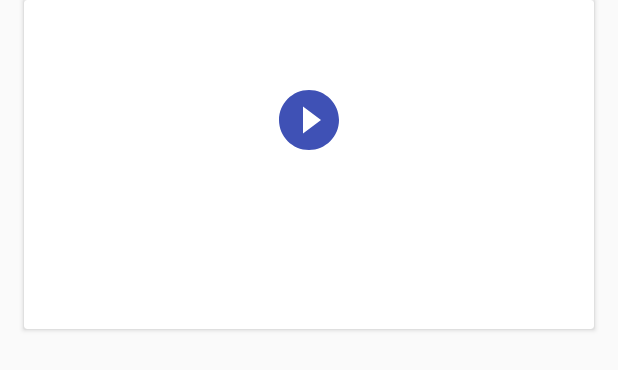
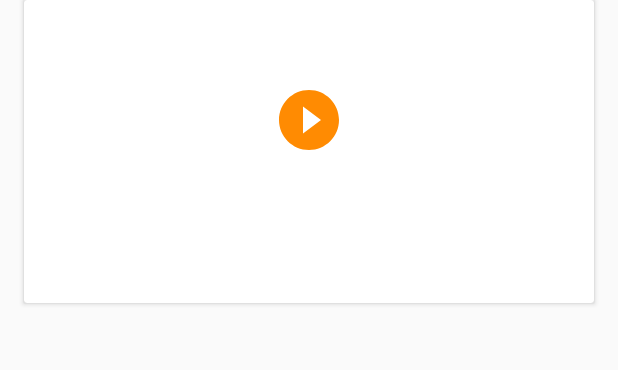
Before and after one commit to jansencalderon/MLearning, an Android app: the layout item_video.xml on its own in the app's theme, with its tools: preview values and no code run, on a phone screen of 412 x 824 dp. Shown: the top 370 px of the screen. Run offline under Robolectric (Android 15) with nearby library versions, the phone set to English and light mode, and no system bars.

Commit message:
Recent Changes

```diff
--- a/app/src/main/java/com/tip/capstone/mlearning/ui/simulation/ReviseSimulationActivity2.java
+++ b/app/src/main/java/com/tip/capstone/mlearning/ui/simulation/ReviseSimulationActivity2.java
@@ -149,8 +149,10 @@ public class ReviseSimulationActivity2 extends AppCompatActivity
                     FlexboxLayout container = (FlexboxLayout) view;
                     container.addView(view1);
                     view1.setVisibility(View.VISIBLE);
-                    MediaPlayer mp = MediaPlayer.create(ReviseSimulationActivity2.this, R.raw.ting);
-                    mp.start();
+                    if(view.getId() != R.id.layout_top_left){
+                        MediaPlayer mp = MediaPlayer.create(ReviseSimulationActivity2.this, R.raw.ting);
+                        mp.start();
+                    }
                 } else {
                     imageView.setVisibility(View.VISIBLE);
                     MediaPlayer mp = MediaPlayer.create(ReviseSimulationActivity2.this, R.raw.engk);
--- a/app/src/main/res/layout/activity_lesson.xml
+++ b/app/src/main/res/layout/activity_lesson.xml
@@ -21,6 +21,7 @@
                 android:layout_height="?attr/actionBarSize"
                 android:background="?attr/colorPrimary"
                 app:layout_scrollFlags="scroll|enterAlways"
+                app:title="Study"
                 app:popupTheme="@style/AppTheme.PopupOverlay">
 
             </android.support.v7.widget.Toolbar>
--- a/app/src/main/res/layout/item_term.xml
+++ b/app/src/main/res/layout/item_term.xml
@@ -26,7 +26,7 @@
             android:text="@{term.title}"
             android:textStyle="bold"
             android:textColor="@color/darkGray"
-            android:textSize="30sp" />
+            android:textSize="24sp" />
 
         <TextView
             android:layout_width="match_parent"
@@ -34,7 +34,6 @@
             android:layout_marginTop="6dp"
             android:text="@{term.objective}"
             android:textColor="@color/gray"
-            android:fontFamily="sans-serif-light"
             android:textSize="14sp" />
 
     </LinearLayout>
--- a/app/src/main/res/layout/item_video.xml
+++ b/app/src/main/res/layout/item_video.xml
@@ -42,6 +42,7 @@
                     android:layout_width="48dp"
                     android:layout_height="48dp"
                     android:layout_gravity="center"
+                    android:tint="@color/colorPrimary"
                     app:srcCompat="@drawable/ic_play_circle_filled_blue_24dp" />
 
             </FrameLayout>
@@ -50,7 +51,8 @@
                 android:id="@+id/txt_video_name"
                 android:layout_width="match_parent"
                 android:layout_height="wrap_content"
-                android:padding="@dimen/activity_vertical_margin"
+                android:padding="10dp"
+                android:textSize="16sp"
                 android:text="@{video.title}"
                 android:textAppearance="@style/TextAppearance.AppCompat.Title" />
 
```
Also changed, not shown: app/src/main/java/com/tip/capstone/mlearning/ui/simulation/ReviseSimulationActivity.java (+4 -3 lines).
